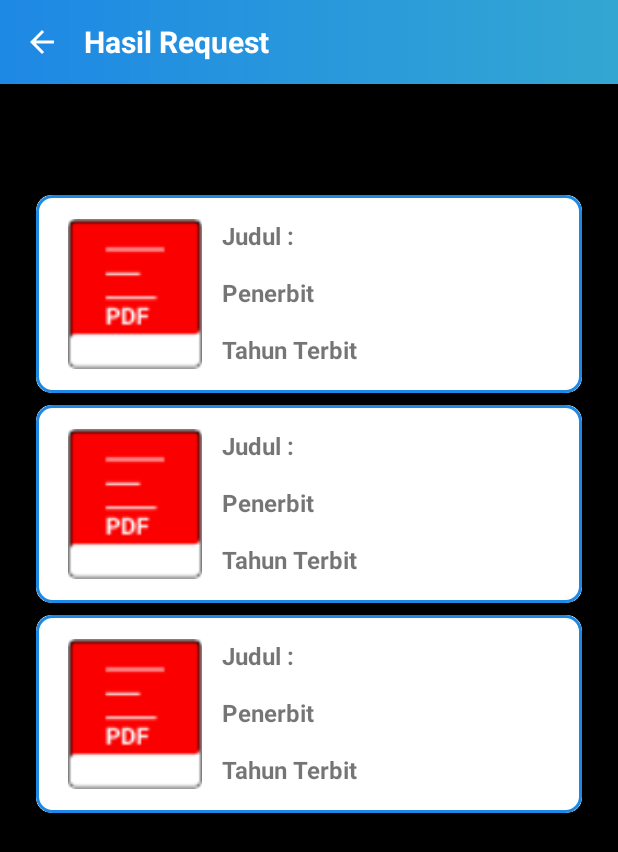
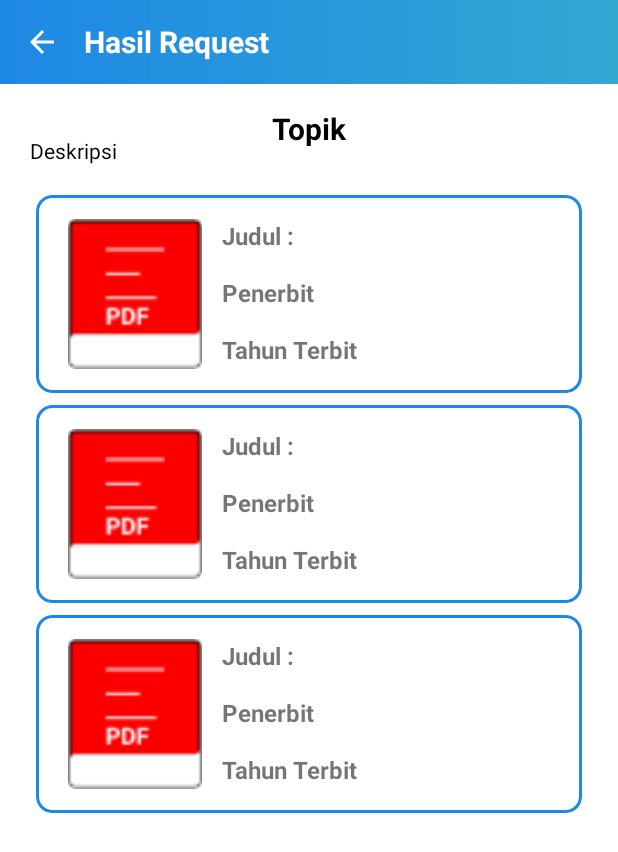
Before and after one commit to dominikusvieri/androidPharos, an Android app: the layout activity_detail_jurnal_by_id.xml on its own in the app's theme, with its tools: preview values and no code run, on a phone screen of 412 x 824 dp. Shown: the top 852 px of the screen. Run offline under Robolectric (Android 15) with nearby library versions, the phone set to English and light mode, and no system bars.

Commit message:
iseng aja

```diff
--- a/app/src/main/res/layout/activity_detail_jurnal_by_id.xml
+++ b/app/src/main/res/layout/activity_detail_jurnal_by_id.xml
@@ -3,7 +3,7 @@
     xmlns:tools="http://schemas.android.com/tools"
     android:layout_width="match_parent"
     android:layout_height="match_parent"
-    android:background="#000"
+    android:background="#FFF"
     xmlns:app="http://schemas.android.com/apk/res-auto"
     tools:context=".activity.DetailJurnalByIdActivity">
 
```
